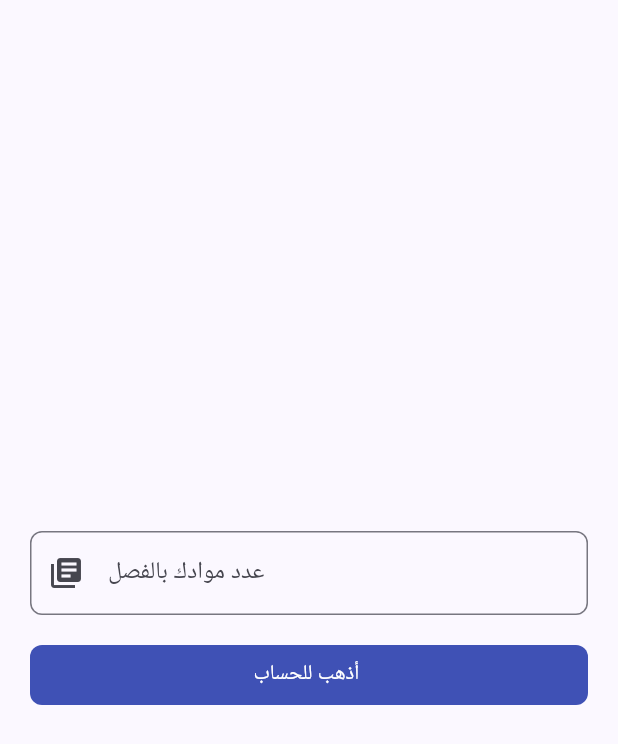
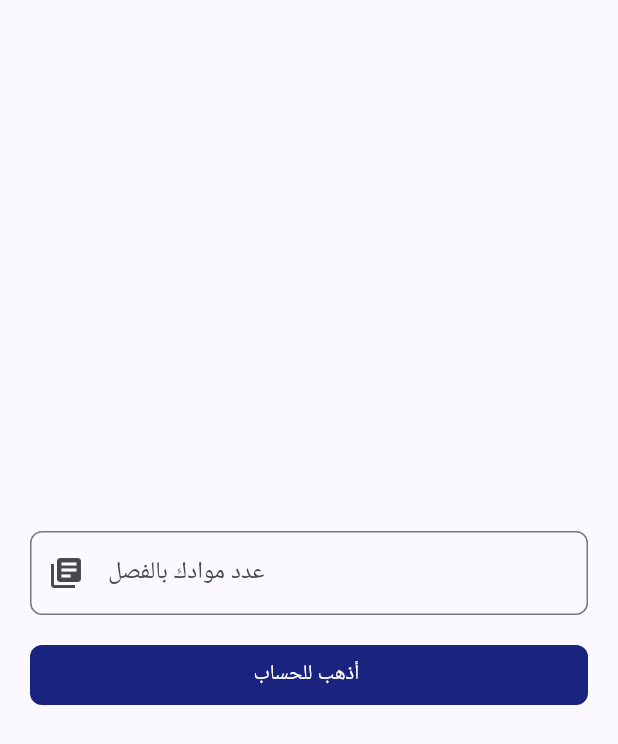
Before and after one commit to Osamariyad2003/JustGpa, a Flutter app: the screen it shows after launch, after a tap on "اذهب للحساب المعدل التراكمي", on a phone screen of 412 x 824 dp. Shown: the top 744 px of the screen. Run offline on Flutter 3.47's test engine with Material 3 defaults, Android fonts, the phone set to English and light mode, and no system bars.

Commit message:
JUST-GPA App

```diff
--- a/lib/constants/companets.dart
+++ b/lib/constants/companets.dart
@@ -43,7 +43,6 @@ Widget defaultFormTextGpa({required String label
 
 Widget defaultButton({
   double width = double.infinity,
-  Color background =  Colors.indigo,
   bool isUpperCase = true,
   double radius = 8.0,
   required  function,
@@ -65,7 +64,7 @@ Widget defaultButton({
         borderRadius: BorderRadius.circular(
           radius,
         ),
-        color: background,
+        color: Colors.indigo.shade900,
       ),
     );
 
--- a/lib/home.dart
+++ b/lib/home.dart
@@ -1,8 +1,8 @@
 import 'package:flutter/material.dart';
 import 'package:gpa/constants/companets.dart';
-import 'package:gpa/modules/gpacal.dart';
+import 'package:gpa/modules/cumNumber.dart';
 
-import 'modules/gpa_layout.dart';
+import 'modules/semeterNumber.dart';
 
 class Home extends StatelessWidget {
   const Home({Key? key}) : super(key: key);
@@ -19,12 +19,12 @@ class Home extends StatelessWidget {
           children: [
             defaultButton(function: (){
 
-              Navigator.push(context, MaterialPageRoute(builder: (context) => GpaTotal()));
+              Navigator.push(context, MaterialPageRoute(builder: (context) => CumNumber()));
             }, text: 'اذهب للحساب المعدل التراكمي'),
             SizedBox(height: 20),
             defaultButton(function:  (){
 
-              Navigator.push(context, MaterialPageRoute(builder: (context) => Gpa()));
+              Navigator.push(context, MaterialPageRoute(builder: (context) => SemeterNumber()));
             } , text: ' اذهب للحساب المعدل الفصلي')
           ],
         ),
--- a/lib/main.dart
+++ b/lib/main.dart
@@ -1,5 +1,5 @@
 import 'package:flutter/material.dart';
-import 'package:gpa/modules/gpa_layout.dart';
+import 'package:gpa/modules/semeterNumber.dart';
 import 'package:gpa/spalsh.dart';
 
 import 'home.dart';
@@ -15,6 +15,7 @@ class MyApp extends StatelessWidget {
   @override
   Widget build(BuildContext context) {
     return MaterialApp(
+      debugShowCheckedModeBanner: false,
       title: 'Flutter Demo',
       theme: ThemeData(
 
--- a/lib/modules/gpa_layout.dart
+++ b/lib/modules/cumNumber.dart
@@ -1,11 +1,12 @@
 import 'package:flutter/material.dart';
-import 'package:gpa/constants/companets.dart';
-import 'package:gpa/modules/go_cal.dart';
 
-class Gpa extends StatelessWidget {
-   Gpa({Key? key}) : super(key: key);
-   var gpacontrooler =TextEditingController();
-   GlobalKey<FormState> formkey = GlobalKey();
+import '../constants/companets.dart';
+import 'cumCal.dart';
+
+class CumNumber extends StatelessWidget {
+  CumNumber({Key? key}) : super(key: key);
+  var gpacontrooler =TextEditingController();
+  GlobalKey<FormState> formkey = GlobalKey();
 
   @override
   Widget build(BuildContext context) {
@@ -19,18 +20,20 @@ class Gpa extends StatelessWidget {
               mainAxisAlignment: MainAxisAlignment.center,
               crossAxisAlignment: CrossAxisAlignment.center,
               children: [
-                defaultFormTextGpa(label: 'عدد موادك بالفصل', prefix: Icons.library_books, controller: gpacontrooler, type: TextInputType.numberWithOptions(decimal: true), validate: (String? value){
-                  if(value!.isEmpty)
+                defaultFormTextGpa(label: 'عدد موادك بالفصل', prefix: Icons.library_books, controller: gpacontrooler, type: TextInputType.numberWithOptions(decimal: true),
+                    validate: (String? value){
+                  if(value!.isEmpty  )
                   {return 'يرجى تعبئة الحقل';}}),
                 SizedBox(height: 20),
                 defaultButton(function: (){
                   if(formkey.currentState != null){
                     if(formkey.currentState!.validate()){
-                      Navigator.pushReplacement(context,  MaterialPageRoute(builder: (context) => Go_Cal(rowCount: int.parse(gpacontrooler.text), ) ));
+                      Navigator.pushReplacement(context,  MaterialPageRoute(builder: (context) => CumCal(rowCount: int.parse(gpacontrooler.text), ) ));
                     }
                   }
                 }, text: 'أذهب للحساب ')
               ],
+
             ),
           ),
         ),
--- a/lib/modules/go_cal.dart
+++ b/lib/modules/semeterCak.dart
@@ -5,8 +5,6 @@ import 'package:gpa/modules/total.dart';
 
 class Go_Cal extends StatefulWidget {
   final int rowCount;
-
-
   Go_Cal({
     required this.rowCount,
     Key? key,
@@ -28,7 +26,6 @@ class _Go_CalState extends State<Go_Cal> {
     for (int i = 0; i < widget.rowCount; i++) {
       gpaControllers.add(TextEditingController());
       hoursControllers.add(TextEditingController());
-
     }
   }
 
--- a/lib/modules/gpacal.dart
+++ b/lib/modules/semeterNumber.dart
@@ -1,12 +1,11 @@
 import 'package:flutter/material.dart';
+import 'package:gpa/constants/companets.dart';
+import 'package:gpa/modules/semeterCak.dart';
 
-import '../constants/companets.dart';
-import 'gpa_total.dart';
-
-class GpaTotal extends StatelessWidget {
-  GpaTotal({Key? key}) : super(key: key);
-  var gpacontrooler =TextEditingController();
-  GlobalKey<FormState> formkey = GlobalKey();
+class SemeterNumber extends StatelessWidget {
+  SemeterNumber({Key? key}) : super(key: key);
+   var gpacontrooler =TextEditingController();
+   GlobalKey<FormState> formkey = GlobalKey();
 
   @override
   Widget build(BuildContext context) {
@@ -20,20 +19,18 @@ class GpaTotal extends StatelessWidget {
               mainAxisAlignment: MainAxisAlignment.center,
               crossAxisAlignment: CrossAxisAlignment.center,
               children: [
-                defaultFormTextGpa(label: 'عدد موادك بالفصل', prefix: Icons.library_books, controller: gpacontrooler, type: TextInputType.numberWithOptions(decimal: true),
-                    validate: (String? value){
-                  if(value!.isEmpty  )
+                defaultFormTextGpa(label: 'عدد موادك بالفصل', prefix: Icons.library_books, controller: gpacontrooler, type: TextInputType.numberWithOptions(decimal: true), validate: (String? value){
+                  if(value!.isEmpty)
                   {return 'يرجى تعبئة الحقل';}}),
                 SizedBox(height: 20),
                 defaultButton(function: (){
                   if(formkey.currentState != null){
                     if(formkey.currentState!.validate()){
-                      Navigator.pushReplacement(context,  MaterialPageRoute(builder: (context) => GpaTotal2(rowCount: int.parse(gpacontrooler.text), ) ));
+                      Navigator.pushReplacement(context,  MaterialPageRoute(builder: (context) => Go_Cal(rowCount: int.parse(gpacontrooler.text), ) ));
                     }
                   }
                 }, text: 'أذهب للحساب ')
               ],
-
             ),
           ),
         ),
--- a/lib/spalsh.dart
+++ b/lib/spalsh.dart
@@ -32,7 +32,7 @@ class _SplashState extends State<Splash> {
             crossAxisAlignment: CrossAxisAlignment.center,
             mainAxisAlignment: MainAxisAlignment.center,
             children: [
-              Text('Just Gpa ',style: TextStyle(fontSize: 25,fontWeight: FontWeight.bold,color: Colors.white),),
+              Text('JUST GPA ',style: TextStyle(fontSize: 30,fontWeight: FontWeight.bold,color: Colors.white),),
               SizedBox(height: 20,),
               CircularProgressIndicator(color: Colors.white,)
             ],
```
Also changed, not shown: lib/modules/CumTotal.dart (renamed from lib/modules/result.dart, +8 -4 lines), lib/modules/cumCal.dart (renamed from lib/modules/gpa_total.dart, +6 -12 lines), lib/modules/total.dart (+6 -2 lines).
